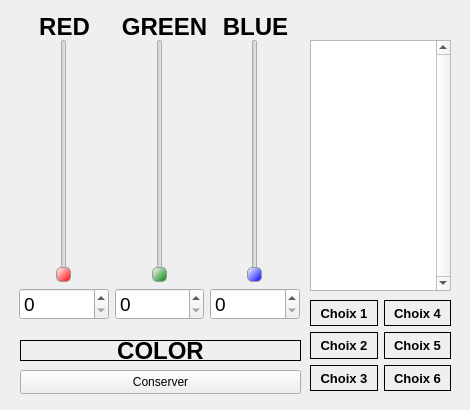
Above: mainwindow.ui from VIL-CIEL/RGB_QT before the change. Below: the same form after it.
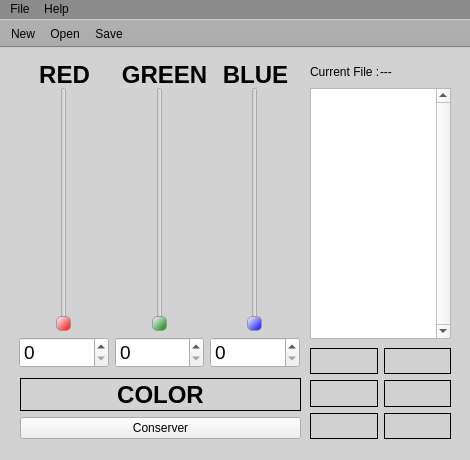
That is the form after the change. Icons and pictures are not drawn. Custom widgets are drawn as their Qt base class.

```diff
--- a/mainwindow.ui
+++ b/mainwindow.ui
@@ -7,18 +7,23 @@
     <x>0</x>
     <y>0</y>
     <width>470</width>
-    <height>410</height>
+    <height>460</height>
    </rect>
   </property>
   <property name="minimumSize">
    <size>
     <width>470</width>
-    <height>410</height>
+    <height>460</height>
    </size>
   </property>
   <property name="windowTitle">
    <string>RGB Viewer v2</string>
   </property>
+  <property name="styleSheet">
+   <string notr="true">QMainWindow{
+background-color:rgb(210, 210, 210);
+}</string>
+  </property>
   <widget class="QWidget" name="centralwidget">
    <widget class="QWidget" name="horizontalLayoutWidget_2">
     <property name="geometry">
@@ -233,34 +238,6 @@
      <set>Qt::AlignmentFlag::AlignCenter</set>
     </property>
    </widget>
-   <widget class="QLabel" name="label_color">
-    <property name="geometry">
-     <rect>
-      <x>20</x>
-      <y>340</y>
-      <width>281</width>
-      <height>21</height>
-     </rect>
-    </property>
-    <property name="font">
-     <font>
-      <family>Arial</family>
-      <pointsize>18</pointsize>
-      <bold>true</bold>
-     </font>
-    </property>
-    <property name="styleSheet">
-     <string notr="true">QLabel{
-	border: 1px solid;
-}</string>
-    </property>
-    <property name="text">
-     <string>COLOR</string>
-    </property>
-    <property name="alignment">
-     <set>Qt::AlignmentFlag::AlignCenter</set>
-    </property>
-   </widget>
    <widget class="QListView" name="listView_colorNames">
     <property name="geometry">
      <rect>
@@ -274,19 +251,6 @@
      <enum>Qt::ScrollBarPolicy::ScrollBarAlwaysOn</enum>
     </property>
    </widget>
-   <widget class="QPushButton" name="pushButton_conserver">
-    <property name="geometry">
-     <rect>
-      <x>20</x>
-      <y>370</y>
-      <width>281</width>
-      <height>24</height>
-     </rect>
-    </property>
-    <property name="text">
-     <string>Conserver</string>
-    </property>
-   </widget>
    <widget class="QWidget" name="horizontalLayoutWidget_3">
     <property name="geometry">
      <rect>
@@ -314,7 +278,7 @@
 }</string>
          </property>
          <property name="text">
-          <string>Choix 1</string>
+          <string/>
          </property>
          <property name="alignment">
           <set>Qt::AlignmentFlag::AlignCenter</set>
@@ -336,7 +300,7 @@
 }</string>
          </property>
          <property name="text">
-          <string>Choix 2</string>
+          <string/>
          </property>
          <property name="alignment">
           <set>Qt::AlignmentFlag::AlignCenter</set>
@@ -358,7 +322,7 @@
 }</string>
          </property>
          <property name="text">
-          <string>Choix 3</string>
+          <string/>
          </property>
          <property name="alignment">
           <set>Qt::AlignmentFlag::AlignCenter</set>
@@ -384,7 +348,7 @@
 }</string>
          </property>
          <property name="text">
-          <string>Choix 4</string>
+          <string/>
          </property>
          <property name="alignment">
           <set>Qt::AlignmentFlag::AlignCenter</set>
@@ -406,7 +370,7 @@
 }</string>
          </property>
          <property name="text">
-          <string>Choix 5</string>
+          <string/>
          </property>
          <property name="alignment">
           <set>Qt::AlignmentFlag::AlignCenter</set>
@@ -428,7 +392,7 @@
 }</string>
          </property>
          <property name="text">
-          <string>Choix 6</string>
+          <string/>
          </property>
          <property name="alignment">
           <set>Qt::AlignmentFlag::AlignCenter</set>
@@ -439,8 +403,228 @@
      </item>
     </layout>
    </widget>
+   <widget class="QWidget" name="verticalLayoutWidget">
+    <property name="geometry">
+     <rect>
+      <x>20</x>
+      <y>330</y>
+      <width>281</width>
+      <height>61</height>
+     </rect>
+    </property>
+    <layout class="QVBoxLayout" name="verticalLayout">
+     <item>
+      <widget class="MyLabel" name="label_color">
+       <property name="font">
+        <font>
+         <family>Arial</family>
+         <pointsize>18</pointsize>
+         <bold>true</bold>
+        </font>
+       </property>
+       <property name="styleSheet">
+        <string notr="true">QLabel{
+	border: 1px solid;
+}</string>
+       </property>
+       <property name="text">
+        <string>COLOR</string>
+       </property>
+       <property name="alignment">
+        <set>Qt::AlignmentFlag::AlignCenter</set>
+       </property>
+      </widget>
+     </item>
+     <item>
+      <widget class="QPushButton" name="pushButton_conserver">
+       <property name="text">
+        <string>Conserver</string>
+       </property>
+      </widget>
+     </item>
+    </layout>
+   </widget>
+   <widget class="QLabel" name="label_current_file">
+    <property name="geometry">
+     <rect>
+      <x>310</x>
+      <y>16</y>
+      <width>71</width>
+      <height>16</height>
+     </rect>
+    </property>
+    <property name="text">
+     <string>Current File : </string>
+    </property>
+   </widget>
+   <widget class="QLabel" name="label_name_current_file">
+    <property name="geometry">
+     <rect>
+      <x>380</x>
+      <y>16</y>
+      <width>81</width>
+      <height>16</height>
+     </rect>
+    </property>
+    <property name="styleSheet">
+     <string notr="true"/>
+    </property>
+    <property name="text">
+     <string>---</string>
+    </property>
+   </widget>
   </widget>
+  <widget class="QMenuBar" name="menuBar">
+   <property name="geometry">
+    <rect>
+     <x>0</x>
+     <y>0</y>
+     <width>470</width>
+     <height>21</height>
+    </rect>
+   </property>
+   <property name="styleSheet">
+    <string notr="true">QMenuBar{
+background-color:rgb(140, 140, 140);
+}</string>
+   </property>
+   <widget class="QMenu" name="menuFile">
+    <property name="title">
+     <string>File</string>
+    </property>
+    <addaction name="actionNew"/>
+    <addaction name="actionOpen"/>
+    <addaction name="actionSave"/>
+    <addaction name="actionSave_As"/>
+    <addaction name="separator"/>
+    <addaction name="actionExit"/>
+   </widget>
+   <widget class="QMenu" name="menuHelp">
+    <property name="title">
+     <string>Help</string>
+    </property>
+    <addaction name="actionAbout"/>
+    <addaction name="actionAbout_Qt"/>
+   </widget>
+   <addaction name="menuFile"/>
+   <addaction name="menuHelp"/>
+  </widget>
+  <widget class="QToolBar" name="toolBar">
+   <property name="contextMenuPolicy">
+    <enum>Qt::ContextMenuPolicy::DefaultContextMenu</enum>
+   </property>
+   <property name="windowTitle">
+    <string>toolBar</string>
+   </property>
+   <property name="styleSheet">
+    <string notr="true">QToolBar{
+background-color:rgb(170, 170, 170);
+}</string>
+   </property>
+   <property name="movable">
+    <bool>false</bool>
+   </property>
+   <property name="allowedAreas">
+    <set>Qt::ToolBarArea::TopToolBarArea</set>
+   </property>
+   <property name="toolButtonStyle">
+    <enum>Qt::ToolButtonStyle::ToolButtonTextBesideIcon</enum>
+   </property>
+   <attribute name="toolBarArea">
+    <enum>TopToolBarArea</enum>
+   </attribute>
+   <attribute name="toolBarBreak">
+    <bool>false</bool>
+   </attribute>
+   <addaction name="actionNew"/>
+   <addaction name="actionOpen"/>
+   <addaction name="actionSave"/>
+  </widget>
+  <action name="actionNew">
+   <property name="icon">
+    <iconset theme="QIcon::ThemeIcon::DocumentNew"/>
+   </property>
+   <property name="text">
+    <string>New</string>
+   </property>
+   <property name="toolTip">
+    <string>Create New File</string>
+   </property>
+   <property name="menuRole">
+    <enum>QAction::MenuRole::TextHeuristicRole</enum>
+   </property>
+  </action>
+  <action name="actionOpen">
+   <property name="icon">
+    <iconset theme="QIcon::ThemeIcon::DocumentOpen"/>
+   </property>
+   <property name="text">
+    <string>Open</string>
+   </property>
+   <property name="toolTip">
+    <string>Open A File</string>
+   </property>
+  </action>
+  <action name="actionSave">
+   <property name="icon">
+    <iconset theme="QIcon::ThemeIcon::DocumentSave"/>
+   </property>
+   <property name="text">
+    <string>Save</string>
+   </property>
+   <property name="toolTip">
+    <string>Save Current Project</string>
+   </property>
+  </action>
+  <action name="actionSave_As">
+   <property name="icon">
+    <iconset theme="QIcon::ThemeIcon::DocumentSaveAs"/>
+   </property>
+   <property name="text">
+    <string>Save As...</string>
+   </property>
+   <property name="toolTip">
+    <string>Save Current Project As</string>
+   </property>
+  </action>
+  <action name="actionExit">
+   <property name="icon">
+    <iconset theme="QIcon::ThemeIcon::SystemShutdown"/>
+   </property>
+   <property name="text">
+    <string>Exit</string>
+   </property>
+   <property name="toolTip">
+    <string>Exit RGB Viewer</string>
+   </property>
+  </action>
+  <action name="actionAbout">
+   <property name="icon">
+    <iconset theme="QIcon::ThemeIcon::DialogInformation"/>
+   </property>
+   <property name="text">
+    <string>About</string>
+   </property>
+   <property name="toolTip">
+    <string>About RGB Viewer</string>
+   </property>
+  </action>
+  <action name="actionAbout_Qt">
+   <property name="icon">
+    <iconset theme="QIcon::ThemeIcon::DialogQuestion"/>
+   </property>
+   <property name="text">
+    <string>About Qt</string>
+   </property>
+  </action>
  </widget>
+ <customwidgets>
+  <customwidget>
+   <class>MyLabel</class>
+   <extends>QLabel</extends>
+   <header>mylabel.h</header>
+  </customwidget>
+ </customwidgets>
  <resources/>
  <connections/>
 </ui>
```
Left out of the diff: 12 changed lines with no effect on the pictures.
